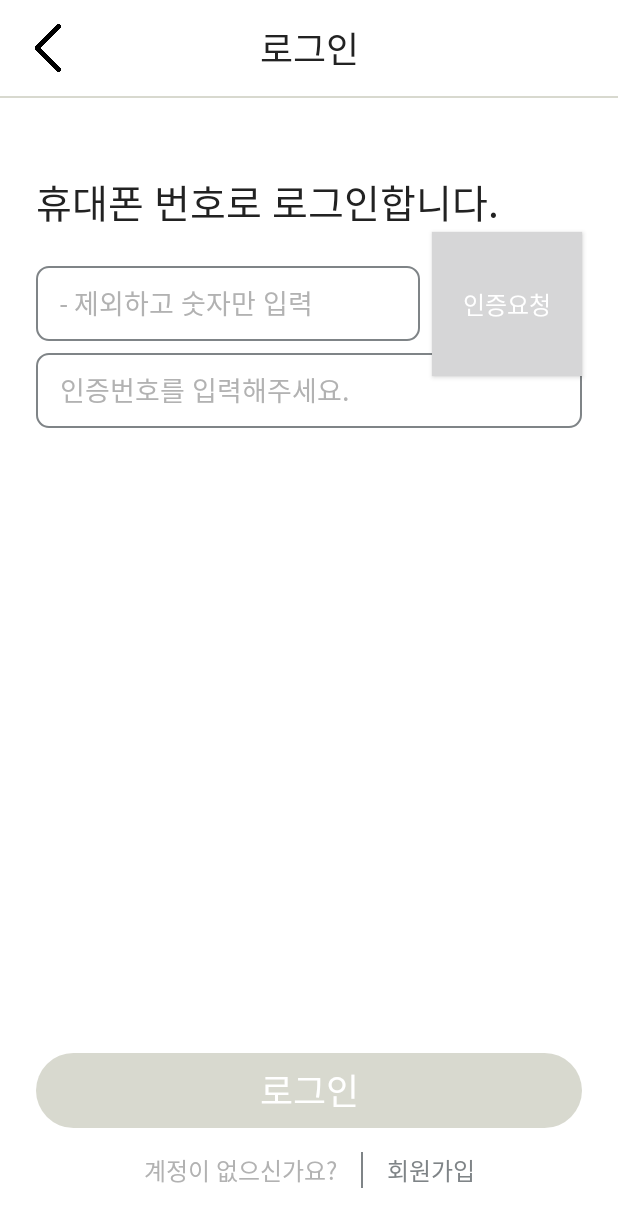
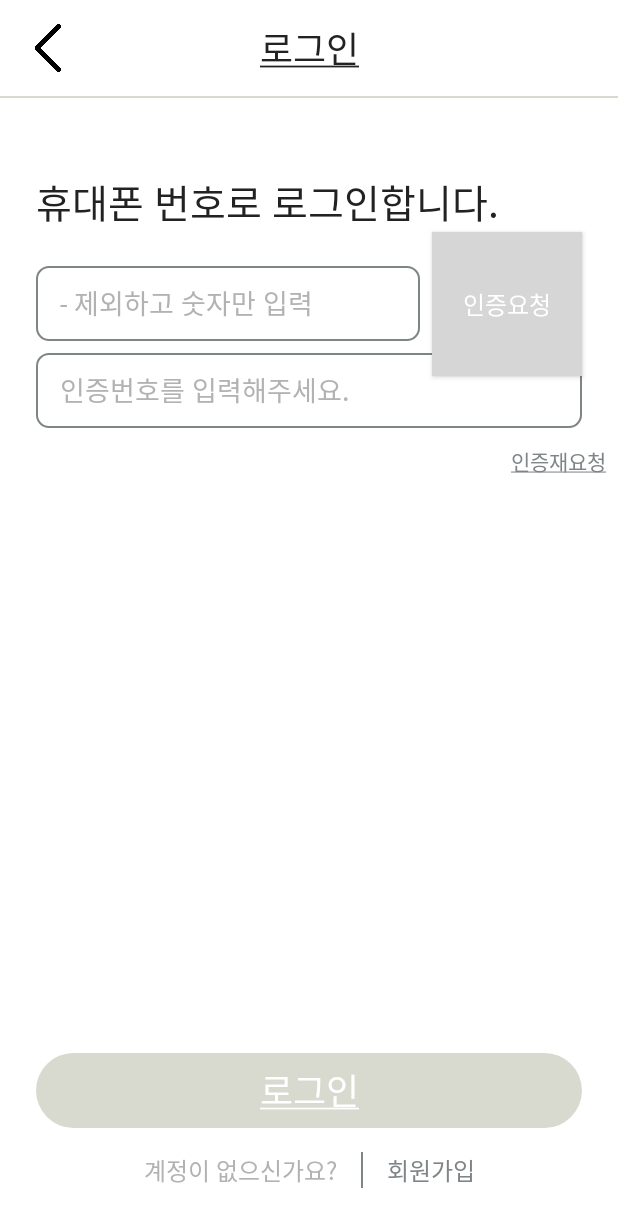
Before and after one commit to Haeeul/TA9-Term-Project, an Android app: the SignInActivity screen opened directly, with no data from a screen before it, on a phone screen of 412 x 824 dp. Shown: the top 1227 px of the screen. Run offline under Robolectric (Android 15) with nearby library versions, the phone set to English and light mode, and no system bars; our stand-ins replace Firebase (no records; nobody signed in at launch, a user with empty details on screens opened directly), data binding.

Commit message:
[feat] #3 유효 시간 만료 표시 기능 추가
타이머, 인증 재요청, 안내 문구 표시 추가

```diff
--- a/app/src/main/java/com/example/mh_term_app/ui/sign/SignViewModel.kt
+++ b/app/src/main/java/com/example/mh_term_app/ui/sign/SignViewModel.kt
@@ -5,15 +5,35 @@ import androidx.lifecycle.LiveData
 import androidx.lifecycle.MutableLiveData
 import androidx.lifecycle.ViewModel
 import android.os.Handler
+import java.util.*
+import kotlin.concurrent.timer
 
 class SignViewModel(): ViewModel() {
     // 사용자 입력 내용
     val phoneNumTxt = MutableLiveData<String>("")
 
+    // 안내 문구
+    val authNotice = MutableLiveData<String>()
+    val timer = MutableLiveData<String>()
+
+    var minute = 3
+    var second = 0
+    private var timerTask: Timer? = null
+
     // 중복 확인 enable
     private val _isValidRequestBtn = MutableLiveData<Boolean>(false)
     val isValidRequestBtn : LiveData<Boolean>
         get() = _isValidRequestBtn
+
+    // 타이머 표시
+    private val _isValidTimer = MutableLiveData<Boolean>(false)
+    val isValidTimer : LiveData<Boolean>
+        get() = _isValidTimer
+
+    // 인증 유효 검사
+    private val _isValidAuth = MutableLiveData<Boolean>(false)
+    val isValidAuth : LiveData<Boolean>
+        get() = _isValidAuth
 
     // 휴대폰 번호 자릿수 확인
     fun inputPhoneNum(s: CharSequence?, start: Int, before: Int, count: Int){
@@ -21,6 +41,51 @@ class SignViewModel(): ViewModel() {
     }
 
     private fun checkPhoneLength(){
-        _isValidRequestBtn.value = phoneNumTxt.value?.length == 11
+        if(phoneNumTxt.value?.length == 11) {
+            _isValidRequestBtn.value = true
+        }else{
+            _isValidRequestBtn.value = false
+            stopAuthTimer()
+        }
+    }
+
+    private fun setTimeVisibility(visibility : Boolean){
+        if(visibility){
+            _isValidTimer.value = true
+        }else{
+            _isValidTimer.value = false
+            _isValidAuth.value = false
+        }
+    }
+
+    fun startAuthTimer(){
+        setTimeVisibility(true)
+
+        timerTask = timer(period = 1000){
+
+            if(second == 0){
+                minute--
+                second = 60;
+            }
+
+            second--
+
+            timer.postValue(String.format("%02d:%02d",minute,second))
+
+            if(minute==0&&second==0) {
+                this.cancel()
+                authNotice.postValue("인증 번호가 만료되었습니다.")
+                _isValidAuth.postValue(true)
+            }
+        }
+    }
+
+    private fun stopAuthTimer(){
+        setTimeVisibility(false)
+
+        minute = 3
+        second = 0
+
+        timerTask?.cancel()
     }
 }
--- a/app/src/main/java/com/example/mh_term_app/ui/sign/in/SignInActivity.kt
+++ b/app/src/main/java/com/example/mh_term_app/ui/sign/in/SignInActivity.kt
@@ -9,6 +9,8 @@ import com.example.mh_term_app.base.BaseActivity
 import com.example.mh_term_app.databinding.ActivitySignInBinding
 import com.example.mh_term_app.ui.sign.SignViewModel
 import com.example.mh_term_app.ui.sign.up.SignUpActivity
+import com.google.firebase.auth.ktx.auth
+import com.google.firebase.ktx.Firebase
 
 class SignInActivity : BaseActivity<ActivitySignInBinding>() {
     override val layoutResID: Int = R.layout.activity_sign_in
@@ -16,9 +18,15 @@ class SignInActivity : BaseActivity<ActivitySignInBinding>() {
 
     override fun onCreate(savedInstanceState: Bundle?) {
         super.onCreate(savedInstanceState)
-        viewDataBinding.vm = signInViewModel
+        viewDataBinding.apply {
+            vm = signInViewModel
+            edtSignInPhone.requestFocus()
+        }
+    }
 
-        viewDataBinding.edtSignInPhone.requestFocus()
+    fun postAuthRequest(view: View){
+        signInViewModel.startAuthTimer()
+        viewDataBinding.edtSighInAuthNum.requestFocus()
     }
 
     fun goToBackListener(view : View){
--- a/app/src/main/res/layout/activity_sign_in.xml
+++ b/app/src/main/res/layout/activity_sign_in.xml
@@ -4,6 +4,7 @@
     xmlns:tools="http://schemas.android.com/tools">
 
     <data>
+        <import type="android.view.View"/>
         <variable
             name="vm"
             type="com.example.mh_term_app.ui.sign.SignViewModel" />
@@ -71,6 +72,7 @@
             android:paddingHorizontal="16dp"
             android:textColorHint="@color/grey"
             android:textSize="18dp"
+            android:nextFocusDown="@id/edt_sigh_in_auth_num"
             android:text="@={vm.phoneNumTxt}"
             android:onTextChanged="@{vm::inputPhoneNum}"
             app:layout_constraintEnd_toStartOf="@+id/btn_sign_in_request_auth"
@@ -88,7 +90,7 @@
             android:text="@string/txt_request_phone"
             android:textColor="@color/white"
             android:textSize="16dp"
-            android:onClick="postPhoneAuth"
+            android:onClick="postAuthRequest"
             app:layout_constraintBottom_toBottomOf="@+id/edt_sign_in_phone"
             app:layout_constraintEnd_toEndOf="parent"
             app:layout_constraintTop_toTopOf="@+id/edt_sign_in_phone" />
@@ -108,6 +110,46 @@
             app:layout_constraintEnd_toEndOf="@+id/btn_sign_in_request_auth"
             app:layout_constraintStart_toStartOf="@+id/edt_sign_in_phone"
             app:layout_constraintTop_toBottomOf="@+id/edt_sign_in_phone" />
+
+        <TextView
+            android:id="@+id/txt_sign_in_timer"
+            android:layout_width="wrap_content"
+            android:layout_height="wrap_content"
+            android:layout_marginEnd="16dp"
+            android:fontFamily="@font/gyeonggi_cheonnyeon_medium"
+            android:includeFontPadding="false"
+            android:textColor="@color/red"
+            android:textSize="16dp"
+            android:text="@{vm.timer}"
+            android:visibility="@{vm.isValidTimer ? View.VISIBLE : View.INVISIBLE}"
+            app:layout_constraintBottom_toBottomOf="@+id/edt_sigh_in_auth_num"
+            app:layout_constraintEnd_toEndOf="@+id/edt_sigh_in_auth_num"
+            app:layout_constraintTop_toTopOf="@+id/edt_sigh_in_auth_num" />
+
+        <TextView
+            android:id="@+id/txt_sign_in_notice"
+            android:layout_width="wrap_content"
+            android:layout_height="wrap_content"
+            android:layout_marginTop="12dp"
+            android:text="@{vm.authNotice}"
+            style="@style/MediumText"
+            android:textSize="16dp"
+            android:textColor="@color/red"
+            android:visibility="@{vm.isValidAuth ? View.VISIBLE : View.INVISIBLE}"
+            app:layout_constraintStart_toStartOf="@+id/edt_sigh_in_auth_num"
+            app:layout_constraintTop_toBottomOf="@+id/edt_sigh_in_auth_num" />
+
+        <TextView
+            android:id="@+id/txt_sign_in_request_again"
+            style="@style/MediumText"
+            android:layout_width="wrap_content"
+            android:layout_height="wrap_content"
+            android:text="@string/txt_request_again"
+            android:textColor="@color/dark_grey"
+            android:visibility="@{vm.isValidTimer ? View.VISIBLE : View.INVISIBLE}"
+            app:layout_constraintEnd_toEndOf="@+id/txt_sign_in_timer"
+            app:layout_constraintStart_toStartOf="@+id/txt_sign_in_timer"
+            app:layout_constraintTop_toTopOf="@+id/txt_sign_in_notice" />
 
         <androidx.appcompat.widget.AppCompatButton
             android:id="@+id/btn_sign_in"
@@ -164,5 +206,6 @@
             app:layout_constraintEnd_toEndOf="parent"
             app:layout_constraintStart_toEndOf="@+id/imageView3"
             app:layout_constraintTop_toTopOf="@+id/imageView3" />
+
     </androidx.constraintlayout.widget.ConstraintLayout>
 </layout>
--- a/app/src/main/res/values/colors.xml
+++ b/app/src/main/res/values/colors.xml
@@ -7,6 +7,7 @@
     <color name="teal_700">#FF018786</color>
     <color name="black">#FF000000</color>
     <color name="white">#FFFFFFFF</color>
+    <color name="red">#FF0000</color>
     <color name="transparent">#00000000</color>
 
     <color name="blue">#34B3F1</color>
--- a/app/src/main/res/values/strings.xml
+++ b/app/src/main/res/values/strings.xml
@@ -3,13 +3,16 @@
 
     <!-- sign home-->
     <string name="txt_sign_up">회원가입</string>
-    <string name="txt_sign_in">로그인</string>
+    <string name="txt_sign_in"><u>로그인</u></string>
     <string name="txt_sign_skip">둘러보기</string>
 
     <!-- phone auth -->
     <string name="txt_request_phone">인증요청</string>
+    <string name="txt_request_again"><u>인증재요청</u></string>
     <string name="txt_hint_phone_input">- 제외하고 숫자만 입력</string>
     <string name="txt_hint_auth_num_input">인증번호를 입력해주세요.</string>
+    <string name="txt_auth_fail">인증 번호가 유효하지 않습니다.</string>
+    <string name="txt_auth_timeout">인증 번호가 만료되었습니다.</string>
 
     <!-- sign in -->
     <string name="txt_desc_sign_in">휴대폰 번호로 로그인합니다.</string>
```
